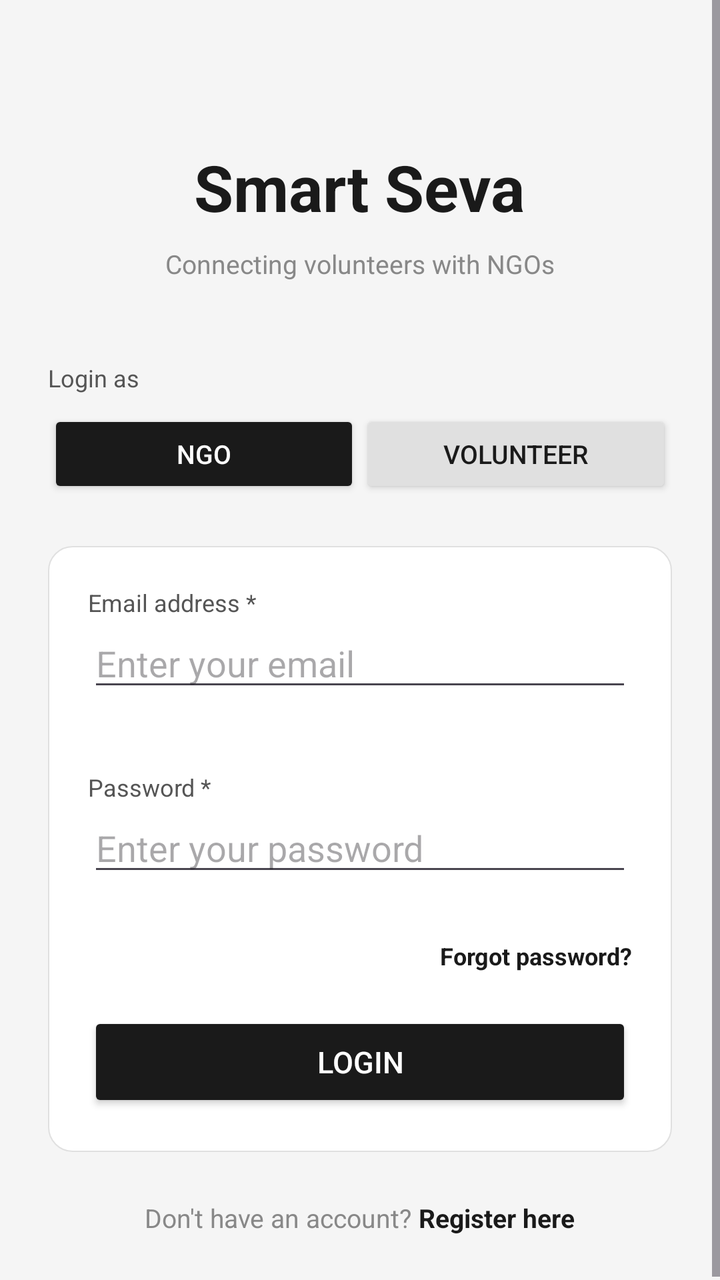
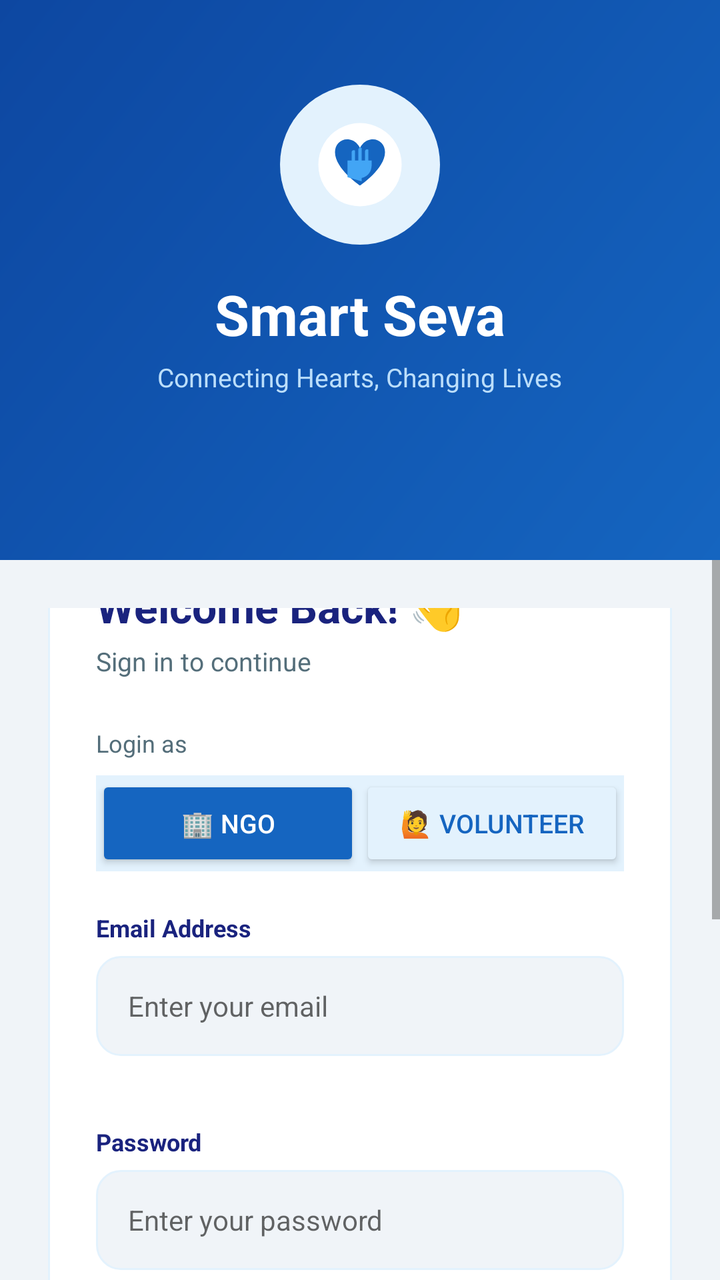

Compare the two renders of this Android layout. The source of the first and the diff that turns it into the second are given below.
<!-- AndroidManifest.xml: application theme Theme.SmartSeva -->
<!-- res/layout/activity_main.xml -->
<?xml version="1.0" encoding="utf-8"?>
<ScrollView xmlns:android="http://schemas.android.com/apk/res/android"
    android:layout_width="match_parent"
    android:layout_height="match_parent"
    android:background="#F5F5F5">

    <LinearLayout
        android:layout_width="match_parent"
        android:layout_height="wrap_content"
        android:orientation="vertical"
        android:padding="24dp"
        android:fitsSystemWindows="true"
        android:gravity="center_horizontal">

        
        <TextView
            android:layout_width="wrap_content"
            android:layout_height="wrap_content"
            android:text="Smart Seva"
            android:textSize="32sp"
            android:textStyle="bold"
            android:textColor="#1A1A1A"
            android:layout_marginTop="48dp"
            android:layout_marginBottom="8dp"/>

        <TextView
            android:layout_width="wrap_content"
            android:layout_height="wrap_content"
            android:text="Connecting volunteers with NGOs"
            android:textSize="13sp"
            android:textColor="#888888"
            android:layout_marginBottom="40dp"/>

        

        <TextView
            android:layout_width="match_parent"
            android:layout_height="wrap_content"
            android:text="Login as"
            android:textSize="12sp"
            android:textColor="#555555"
            android:layout_marginBottom="8dp"/>

        <LinearLayout
            android:layout_width="match_parent"
            android:layout_height="wrap_content"
            android:orientation="horizontal"
            android:layout_marginBottom="24dp">

            <Button
                android:id="@+id/btnLoginNGO"
                android:layout_width="0dp"
                android:layout_height="44dp"
                android:layout_weight="1"
                android:text="NGO"
                android:textSize="13sp"
                android:backgroundTint="#1A1A1A"
                android:textColor="#FFFFFF"/>

            <Button
                android:id="@+id/btnLoginVolunteer"
                android:layout_width="0dp"
                android:layout_height="44dp"
                android:layout_weight="1"
                android:text="Volunteer"
                android:textSize="13sp"
                android:backgroundTint="#E0E0E0"
                android:textColor="#1A1A1A"/>
        </LinearLayout>

        
        <LinearLayout
            android:layout_width="match_parent"
            android:layout_height="wrap_content"
            android:orientation="vertical"
            android:background="@drawable/card_background"
            android:padding="20dp">

            
            <TextView
                android:layout_width="match_parent"
                android:layout_height="wrap_content"
                android:text="Email address *"
                android:textSize="12sp"
                android:textColor="#555555"/>
            <EditText
                android:id="@+id/etLoginEmail"
                android:layout_width="match_parent"
                android:layout_height="wrap_content"
                android:hint="Enter your email"
                android:inputType="textEmailAddress"
                android:layout_marginBottom="4dp"/>
            <TextView
                android:id="@+id/errLoginEmail"
                android:layout_width="match_parent"
                android:layout_height="wrap_content"
                android:textColor="#E24B4A"
                android:textSize="11sp"
                android:layout_marginBottom="16dp"/>

            
            <TextView
                android:layout_width="match_parent"
                android:layout_height="wrap_content"
                android:text="Password *"
                android:textSize="12sp"
                android:textColor="#555555"/>
            <EditText
                android:id="@+id/etLoginPassword"
                android:layout_width="match_parent"
                android:layout_height="wrap_content"
                android:hint="Enter your password"
                android:inputType="textPassword"
                android:layout_marginBottom="4dp"/>
            <TextView
                android:id="@+id/errLoginPassword"
                android:layout_width="match_parent"
                android:layout_height="wrap_content"
                android:textColor="#E24B4A"
                android:textSize="11sp"
                android:layout_marginBottom="8dp"/>

            
            <TextView
                android:id="@+id/tvForgotPassword"
                android:layout_width="wrap_content"
                android:layout_height="wrap_content"
                android:text="Forgot password?"
                android:textSize="12sp"
                android:textColor="#1A1A1A"
                android:textStyle="bold"
                android:layout_gravity="end"
                android:layout_marginBottom="20dp"
                android:clickable="true"
                android:focusable="true"/>

            
            <Button
                android:id="@+id/btnLogin"
                android:layout_width="match_parent"
                android:layout_height="50dp"
                android:text="Login"
                android:backgroundTint="#1A1A1A"
                android:textColor="#FFFFFF"
                android:textSize="15sp"/>



            <ProgressBar
                android:id="@+id/progressBar"
                android:layout_width="wrap_content"
                android:layout_height="wrap_content"
                android:layout_gravity="center"
                android:visibility="gone"
                android:layout_marginTop="16dp"/>
        </LinearLayout>

        
        <LinearLayout
            android:layout_width="wrap_content"
            android:layout_height="wrap_content"
            android:orientation="horizontal"
            android:layout_marginTop="24dp">

            <TextView
                android:layout_width="wrap_content"
                android:layout_height="wrap_content"
                android:text="Don't have an account? "
                android:textSize="13sp"
                android:textColor="#888888"/>

            <TextView
                android:id="@+id/tvGoToRegister"
                android:layout_width="wrap_content"
                android:layout_height="wrap_content"
                android:text="Register here"
                android:textSize="13sp"
                android:textColor="#1A1A1A"
                android:textStyle="bold"
                android:clickable="true"
                android:focusable="true"/>
        </LinearLayout>

    </LinearLayout>
</ScrollView>
<!-- resources referenced by this layout -->
<resources>
  <!-- drawable card_background (drawable) -->
  <?xml version="1.0" encoding="utf-8"?>
  <shape xmlns:android="http://schemas.android.com/apk/res/android">
      <solid android:color="#FFFFFF"/>
      <corners android:radius="12dp"/>
      <stroke android:width="0.5dp" android:color="#E0E0E0"/>
  </shape>
  <style name="Theme.SmartSeva" parent="Base.Theme.SmartSeva" />
  <style name="Base.Theme.SmartSeva" parent="Theme.Material3.DayNight.NoActionBar">
          
          
      </style>
</resources>

<!-- the commit's change to res/layout/activity_main.xml (unified diff, before → after) -->
@@ -1,185 +1,318 @@
 <?xml version="1.0" encoding="utf-8"?>
-<ScrollView xmlns:android="http://schemas.android.com/apk/res/android"
+<LinearLayout xmlns:android="http://schemas.android.com/apk/res/android"
     android:layout_width="match_parent"
     android:layout_height="match_parent"
-    android:background="#F5F5F5">
-
+    android:orientation="vertical"
+    android:background="@color/background">
+
+    
     <LinearLayout
         android:layout_width="match_parent"
-        android:layout_height="wrap_content"
+        android:layout_height="280dp"
+        android:background="@drawable/gradient_bg"
         android:orientation="vertical"
-        android:padding="24dp"
-        android:fitsSystemWindows="true"
-        android:gravity="center_horizontal">
+        android:gravity="center"
+        android:paddingBottom="40dp">
 
         
+        <LinearLayout
+            android:layout_width="80dp"
+            android:layout_height="80dp"
+            android:background="@drawable/circle_bg"
+            android:gravity="center"
+            android:layout_marginBottom="16dp">
+
+            <ImageView
+                android:layout_width="50dp"
+                android:layout_height="50dp"
+                android:src="@drawable/splash_logo"/>
+        </LinearLayout>
+
         <TextView
             android:layout_width="wrap_content"
             android:layout_height="wrap_content"
             android:text="Smart Seva"
-            android:textSize="32sp"
+            android:textColor="#FFFFFF"
+            android:textSize="28sp"
             android:textStyle="bold"
-            android:textColor="#1A1A1A"
-            android:layout_marginTop="48dp"
-            android:layout_marginBottom="8dp"/>
+            android:layout_marginBottom="4dp"/>
 
         <TextView
             android:layout_width="wrap_content"
             android:layout_height="wrap_content"
-            android:text="Connecting volunteers with NGOs"
-            android:textSize="13sp"
-            android:textColor="#888888"
-            android:layout_marginBottom="40dp"/>
-
-        
-
-        <TextView
-            android:layout_width="match_parent"
-            android:layout_height="wrap_content"
-            android:text="Login as"
-            android:textSize="12sp"
-            android:textColor="#555555"
-            android:layout_marginBottom="8dp"/>
-
-        <LinearLayout
-            android:layout_width="match_parent"
-            android:layout_height="wrap_content"
-            android:orientation="horizontal"
-            android:layout_marginBottom="24dp">
-
-            <Button
-                android:id="@+id/btnLoginNGO"
-                android:layout_width="0dp"
-                android:layout_height="44dp"
-                android:layout_weight="1"
-                android:text="NGO"
-                android:textSize="13sp"
-                android:backgroundTint="#1A1A1A"
-                android:textColor="#FFFFFF"/>
-
-            <Button
-                android:id="@+id/btnLoginVolunteer"
-                android:layout_width="0dp"
-                android:layout_height="44dp"
-                android:layout_weight="1"
-                android:text="Volunteer"
-                android:textSize="13sp"
-                android:backgroundTint="#E0E0E0"
-                android:textColor="#1A1A1A"/>
-        </LinearLayout>
-
-        
+            android:text="Connecting Hearts, Changing Lives"
+            android:textColor="#BBDEFB"
+            android:textSize="13sp"/>
+    </LinearLayout>
+
+    
+    <ScrollView
+        android:layout_width="match_parent"
+        android:layout_height="0dp"
+        android:layout_weight="1">
+
         <LinearLayout
             android:layout_width="match_parent"
             android:layout_height="wrap_content"
             android:orientation="vertical"
-            android:background="@drawable/card_background"
-            android:padding="20dp">
+            android:padding="24dp">
 
             
-            <TextView
+
+            
+            <LinearLayout
                 android:layout_width="match_parent"
                 android:layout_height="wrap_content"
-                android:text="Email address *"
-                android:textSize="12sp"
-                android:textColor="#555555"/>
-            <EditText
-                android:id="@+id/etLoginEmail"
+                android:layout_marginTop="-40dp"
+                android:background="@drawable/card_white"
+                android:elevation="8dp"
+                android:orientation="vertical"
+                android:padding="24dp">
+
+                <TextView
+                    android:layout_width="wrap_content"
+                    android:layout_height="wrap_content"
+                    android:layout_marginBottom="4dp"
+                    android:text="Welcome Back! 👋"
+                    android:textColor="@color/text_primary"
+                    android:textSize="22sp"
+                    android:textStyle="bold" />
+
+                <TextView
+                    android:layout_width="wrap_content"
+                    android:layout_height="wrap_content"
+                    android:layout_marginBottom="24dp"
+                    android:text="Sign in to continue"
+                    android:textColor="@color/text_secondary"
+                    android:textSize="13sp" />
+
+                
+                <TextView
+                    android:layout_width="wrap_content"
+                    android:layout_height="wrap_content"
+                    android:layout_marginBottom="8dp"
+                    android:text="Login as"
+                    android:textColor="@color/text_secondary"
+                    android:textSize="12sp" />
+
+                <LinearLayout
+                    android:layout_width="match_parent"
+                    android:layout_height="48dp"
+                    android:layout_marginBottom="20dp"
+                    android:background="@color/accent_light"
+                    android:orientation="horizontal">
+
+                    <Button
+                        android:id="@+id/btnLoginNGO"
+                        android:layout_width="0dp"
+                        android:layout_height="match_parent"
+                        android:layout_weight="1"
+                        android:backgroundTint="@color/primary"
+                        android:text="🏢 NGO"
+                        android:textColor="#FFFFFF"
+                        android:textSize="13sp" />
+
+                    <Button
+                        android:id="@+id/btnLoginVolunteer"
+                        android:layout_width="0dp"
+                        android:layout_height="match_parent"
+                        android:layout_weight="1"
+                        android:backgroundTint="@color/accent_light"
+                        android:text="🙋 Volunteer"
+                        android:textColor="@color/primary"
+                        android:textSize="13sp" />
+                </LinearLayout>
+
+                
+                <TextView
+                    android:layout_width="wrap_content"
+                    android:layout_height="wrap_content"
+                    android:layout_marginBottom="6dp"
+                    android:text="Email Address"
+                    android:textColor="@color/text_primary"
+                    android:textSize="12sp"
+                    android:textStyle="bold" />
+
+                <EditText
+                    android:id="@+id/etLoginEmail"
+                    android:layout_width="match_parent"
+                    android:layout_height="50dp"
+                    android:layout_marginBottom="4dp"
+                    android:background="@drawable/input_bg"
+                    android:hint="Enter your email"
+                    android:inputType="textEmailAddress"
+                    android:paddingStart="16dp"
+                    android:paddingEnd="16dp"
+                    android:textSize="14sp" />
+
+                <TextView
+                    android:id="@+id/errLoginEmail"
+                    android:layout_width="match_parent"
+                    android:layout_height="wrap_content"
+                    android:layout_marginBottom="16dp"
+                    android:textColor="@color/error"
+                    android:textSize="11sp" />
+
+                
+                <TextView
+                    android:layout_width="wrap_content"
+                    android:layout_height="wrap_content"
+                    android:layout_marginBottom="6dp"
+                    android:text="Password"
+                    android:textColor="@color/text_primary"
+                    android:textSize="12sp"
+                    android:textStyle="bold" />
+
+                <EditText
+                    android:id="@+id/etLoginPassword"
+                    android:layout_width="match_parent"
+                    android:layout_height="50dp"
+                    android:layout_marginBottom="4dp"
+                    android:background="@drawable/input_bg"
+                    android:hint="Enter your password"
+                    android:inputType="textPassword"
+                    android:paddingStart="16dp"
+                    android:paddingEnd="16dp"
+                    android:textSize="14sp" />
+
+                <TextView
+                    android:id="@+id/errLoginPassword"
+                    android:layout_width="match_parent"
+                    android:layout_height="wrap_content"
+                    android:layout_marginBottom="8dp"
+                    android:textColor="@color/error"
+                    android:textSize="11sp" />
+
+                
+                <TextView
+                    android:id="@+id/tvForgotPassword"
+                    android:layout_width="wrap_content"
+                    android:layout_height="wrap_content"
+                    android:layout_gravity="end"
+                    android:layout_marginBottom="24dp"
+                    android:clickable="true"
+                    android:focusable="true"
+                    android:text="Forgot Password?"
+                    android:textColor="@color/primary"
+                    android:textSize="12sp"
+                    android:textStyle="bold" />
+
+                
+                <Button
+                    android:id="@+id/btnLogin"
+                    android:layout_width="match_parent"
+                    android:layout_height="52dp"
+                    android:layout_marginBottom="16dp"
+                    android:background="@drawable/btn_primary"
+                    android:text="Sign In →"
+                    android:textColor="#FFFFFF"
+                    android:textSize="15sp"
+                    android:textStyle="bold" />
+
+                <ProgressBar
+                    android:id="@+id/progressBar"
+                    android:layout_width="wrap_content"
+                    android:layout_height="wrap_content"
+                    android:layout_gravity="center"
+                    android:visibility="gone" />
+
+                
+                <LinearLayout
+                    android:layout_width="match_parent"
+                    android:layout_height="wrap_content"
+                    android:layout_marginBottom="16dp"
+                    android:gravity="center_vertical"
+                    android:orientation="horizontal">
+
+                    <View
+                        android:layout_width="0dp"
+                        android:layout_height="1dp"
+                        android:layout_weight="1"
+                        android:background="@color/divider" />
+
+                    <TextView
+                        android:layout_width="wrap_content"
+                        android:layout_height="wrap_content"
+                        android:text="  OR  "
+                        android:textColor="@color/text_hint"
+                        android:textSize="12sp" />
+
+                    <View
+                        android:layout_width="0dp"
+                        android:layout_height="1dp"
+                        android:layout_weight="1"
+                        android:background="@color/divider" />
+                </LinearLayout>
+
+                
+                <LinearLayout
+                    android:layout_width="match_parent"
+                    android:layout_height="52dp"
+                    android:background="@drawable/btn_outline"
+                    android:gravity="center"
+                    android:orientation="horizontal">
+
+                    <TextView
+                        android:layout_width="wrap_content"
+                        android:layout_height="wrap_content"
+                        android:text="New here? "
+                        android:textColor="@color/text_secondary"
+                        android:textSize="13sp" />
+
+                    <TextView
+                        android:id="@+id/tvGoToRegister"
+                        android:layout_width="wrap_content"
+                        android:layout_height="wrap_content"
+                        android:clickable="true"
+                        android:focusable="true"
+                        android:text="Create Account"
+                        android:textColor="@color/primary"
+                        android:textSize="13sp"
+                        android:textStyle="bold" />
+                </LinearLayout>
+            </LinearLayout>
+
+            <LinearLayout
                 android:layout_width="match_parent"
                 android:layout_height="wrap_content"
-                android:hint="Enter your email"
-                android:inputType="textEmailAddress"
-                android:layout_marginBottom="4dp"/>
-            <TextView
-                android:id="@+id/errLoginEmail"
-                android:layout_width="match_parent"
-                android:layout_height="wrap_content"
-                android:textColor="#E24B4A"
-                android:textSize="11sp"
-                android:layout_marginBottom="16dp"/>
-
-            
-            <TextView
-                android:layout_width="match_parent"
-                android:layout_height="wrap_content"
-                android:text="Password *"
-                android:textSize="12sp"
-                android:textColor="#555555"/>
-            <EditText
-                android:id="@+id/etLoginPassword"
-                android:layout_width="match_parent"
-                android:layout_height="wrap_content"
-                android:hint="Enter your password"
-                android:inputType="textPassword"
-                android:layout_marginBottom="4dp"/>
-            <TextView
-                android:id="@+id/errLoginPassword"
-                android:layout_width="match_parent"
-                android:layout_height="wrap_content"
-                android:textColor="#E24B4A"
-                android:textSize="11sp"
-                android:layout_marginBottom="8dp"/>
-
-            
-            <TextView
-                android:id="@+id/tvForgotPassword"
-                android:layout_width="wrap_content"
-                android:layout_height="wrap_content"
-                android:text="Forgot password?"
-                android:textSize="12sp"
-                android:textColor="#1A1A1A"
-                android:textStyle="bold"
-                android:layout_gravity="end"
-                android:layout_marginBottom="20dp"
-                android:clickable="true"
-                android:focusable="true"/>
-
-            
-            <Button
-                android:id="@+id/btnLogin"
-                android:layout_width="match_parent"
-                android:layout_height="50dp"
-                android:text="Login"
-                android:backgroundTint="#1A1A1A"
-                android:textColor="#FFFFFF"
-                android:textSize="15sp"/>
-
-
-
-            <ProgressBar
-                android:id="@+id/progressBar"
-                android:layout_width="wrap_content"
-                android:layout_height="wrap_content"
-                android:layout_gravity="center"
-                android:visibility="gone"
-                android:layout_marginTop="16dp"/>
+                android:orientation="horizontal"
+                android:layout_marginTop="24dp">
+
+                <LinearLayout android:layout_width="0dp" android:layout_height="wrap_content"
+                    android:layout_weight="1" android:orientation="vertical"
+                    android:gravity="center" android:padding="12dp"
+                    android:background="@drawable/card_white"
+                    android:layout_marginEnd="8dp">
+                    <TextView android:layout_width="wrap_content" android:layout_height="wrap_content"
+                        android:text="🧠" android:textSize="24sp" android:layout_marginBottom="4dp"/>
+                    <TextView android:layout_width="wrap_content" android:layout_height="wrap_content"
+                        android:text="AI Matching" android:textSize="11sp"
+                        android:textColor="@color/text_secondary" android:gravity="center"/>
+                </LinearLayout>
+
+                <LinearLayout android:layout_width="0dp" android:layout_height="wrap_content"
+                    android:layout_weight="1" android:orientation="vertical"
+                    android:gravity="center" android:padding="12dp"
+                    android:background="@drawable/card_white"
+                    android:layout_marginEnd="8dp">
+                    <TextView android:layout_width="wrap_content" android:layout_height="wrap_content"
+                        android:text="🗺️" android:textSize="24sp" android:layout_marginBottom="4dp"/>
+                    <TextView android:layout_width="wrap_content" android:layout_height="wrap_content"
+                        android:text="Live Map" android:textSize="11sp"
+                        android:textColor="@color/text_secondary" android:gravity="center"/>
+                </LinearLayout>
+
+                <LinearLayout android:layout_width="0dp" android:layout_height="wrap_content"
+                    android:layout_weight="1" android:orientation="vertical"
+                    android:gravity="center" android:padding="12dp"
+                    android:background="@drawable/card_white">
+                    <TextView android:layout_width="wrap_content" android:layout_height="wrap_content"
+                        android:text="🏆" android:textSize="24sp" android:layout_marginBottom="4dp"/>
+                    <TextView android:layout_width="wrap_content" android:layout_height="wrap_content"
+                        android:text="Leaderboard" android:textSize="11sp"
+                        android:textColor="@color/text_secondary" android:gravity="center"/>
+                </LinearLayout>
+            </LinearLayout>
         </LinearLayout>
-
-        
-        <LinearLayout
-            android:layout_width="wrap_content"
-            android:layout_height="wrap_content"
-            android:orientation="horizontal"
-            android:layout_marginTop="24dp">
-
-            <TextView
-                android:layout_width="wrap_content"
-                android:layout_height="wrap_content"
-                android:text="Don't have an account? "
-                android:textSize="13sp"
-                android:textColor="#888888"/>
-
-            <TextView
-                android:id="@+id/tvGoToRegister"
-                android:layout_width="wrap_content"
-                android:layout_height="wrap_content"
-                android:text="Register here"
-                android:textSize="13sp"
-                android:textColor="#1A1A1A"
-                android:textStyle="bold"
-                android:clickable="true"
-                android:focusable="true"/>
-        </LinearLayout>
-
-    </LinearLayout>
-</ScrollView>
+    </ScrollView>
+</LinearLayout>
<!-- resource entries referenced after the edit -->
@@ -1,16 +1,81 @@
 <!-- resources referenced by this layout -->
 <resources>
-  <!-- drawable card_background (drawable) -->
+  <color name="accent_light">#E3F2FD</color>
+  <color name="background">#F0F4F8</color>
+  <color name="divider">#E0E0E0</color>
+  <color name="error">#C62828</color>
+  <color name="primary">#1565C0</color>
+  <color name="text_hint">#90A4AE</color>
+  <color name="text_primary">#1A237E</color>
+  <color name="text_secondary">#546E7A</color>
+  <!-- drawable btn_outline (drawable) -->
   <?xml version="1.0" encoding="utf-8"?>
   <shape xmlns:android="http://schemas.android.com/apk/res/android">
       <solid android:color="#FFFFFF"/>
       <corners android:radius="12dp"/>
-      <stroke android:width="0.5dp" android:color="#E0E0E0"/>
+      <stroke android:width="2dp" android:color="#1565C0"/>
   </shape>
-  <style name="Theme.SmartSeva" parent="Base.Theme.SmartSeva" />
-  <style name="Base.Theme.SmartSeva" parent="Theme.Material3.DayNight.NoActionBar">
-          
-          
+  <!-- drawable btn_primary (drawable) -->
+  <?xml version="1.0" encoding="utf-8"?>
+  <shape xmlns:android="http://schemas.android.com/apk/res/android">
+      <gradient
+          android:startColor="#1976D2"
+          android:endColor="#1565C0"
+          android:angle="135"/>
+      <corners android:radius="12dp"/>
+  </shape>
+  <!-- drawable card_white (drawable) -->
+  <?xml version="1.0" encoding="utf-8"?>
+  <shape xmlns:android="http://schemas.android.com/apk/res/android">
+      <solid android:color="#FFFFFF"/>
+      <corners android:radius="16dp"/>
+      <stroke android:width="1dp" android:color="#E3F2FD"/>
+  </shape>
+  <!-- drawable circle_bg (drawable) -->
+  <?xml version="1.0" encoding="utf-8"?>
+  <shape xmlns:android="http://schemas.android.com/apk/res/android"
+      android:shape="oval">
+      <solid android:color="#E3F2FD"/>
+  </shape>
+  <!-- drawable gradient_bg (drawable) -->
+  <?xml version="1.0" encoding="utf-8"?>
+  <shape xmlns:android="http://schemas.android.com/apk/res/android">
+      <gradient
+          android:startColor="#1565C0"
+          android:endColor="#0D47A1"
+          android:angle="135"
+          android:type="linear"/>
+  </shape>
+  <!-- drawable input_bg (drawable) -->
+  <?xml version="1.0" encoding="utf-8"?>
+  <shape xmlns:android="http://schemas.android.com/apk/res/android">
+      <solid android:color="#F0F4F8"/>
+      <corners android:radius="12dp"/>
+      <stroke android:width="1dp" android:color="#E3F2FD"/>
+  </shape>
+  <!-- drawable splash_logo (drawable) -->
+  <?xml version="1.0" encoding="utf-8"?>
+  <vector xmlns:android="http://schemas.android.com/apk/res/android"
+      android:width="120dp"
+      android:height="120dp"
+      android:viewportWidth="120"
+      android:viewportHeight="120">
+  
+      
+      <path android:fillColor="#FFFFFF"
+          android:pathData="M60,10 A50,50 0 1,1 59.99,10 Z"/>
+  
+      
+      <path android:fillColor="#1565C0"
+          android:pathData="M60,85 C60,85 30,65 30,45 C30,35 38,28 48,30 C54,31 58,36 60,40 C62,36 66,31 72,30 C82,28 90,35 90,45 C90,65 60,85 60,85 Z"/>
+  
+      
+      <path android:fillColor="#42A5F5"
+          android:pathData="M45,75 L45,55 L50,55 L50,45 C50,43 52,42 54,43 L54,55 L58,55 L58,42 C58,40 60,39 62,40 L62,55 L66,55 L66,44 C66,42 68,41 70,42 L70,55 L74,55 L74,60 C74,68 70,74 62,76 L62,80 Z"/>
+  </vector>
+  <style name="Theme.SmartSeva.NoActionBar">
+          <item name="windowActionBar">false</item>
+          <item name="windowNoTitle">true</item>
       </style>
 </resources>
 
